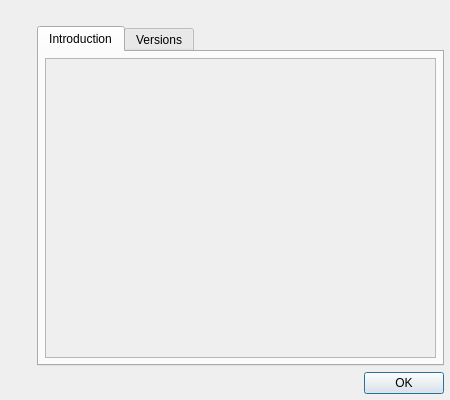
Before: the Qt Designer form core/info/info.ui in KmolYuan/Pyslvs-UI, drawn with Qt 5.
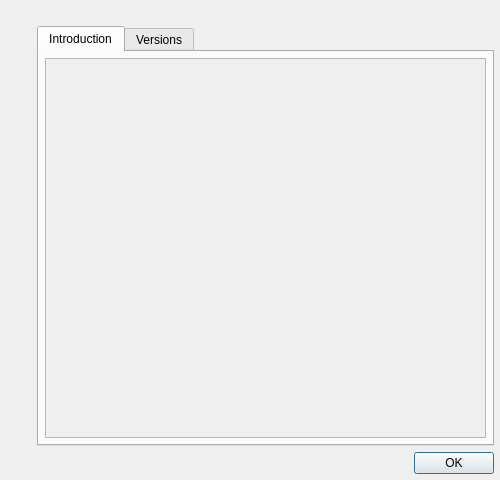
After: the same form once the commit is applied. Icons and pictures are not drawn.

What changed in the file:
```diff
--- a/core/info/info.ui
+++ b/core/info/info.ui
@@ -9,20 +9,20 @@
    <rect>
     <x>0</x>
     <y>0</y>
-    <width>450</width>
-    <height>400</height>
+    <width>500</width>
+    <height>480</height>
    </rect>
   </property>
   <property name="minimumSize">
    <size>
-    <width>450</width>
-    <height>400</height>
+    <width>500</width>
+    <height>480</height>
    </size>
   </property>
   <property name="maximumSize">
    <size>
-    <width>450</width>
-    <height>400</height>
+    <width>500</width>
+    <height>480</height>
    </size>
   </property>
   <property name="windowTitle">
@@ -130,8 +130,8 @@
                <rect>
                 <x>0</x>
                 <y>0</y>
-                <width>352</width>
-                <height>281</height>
+                <width>402</width>
+                <height>361</height>
                </rect>
               </property>
               <layout class="QVBoxLayout" name="verticalLayout">
```
